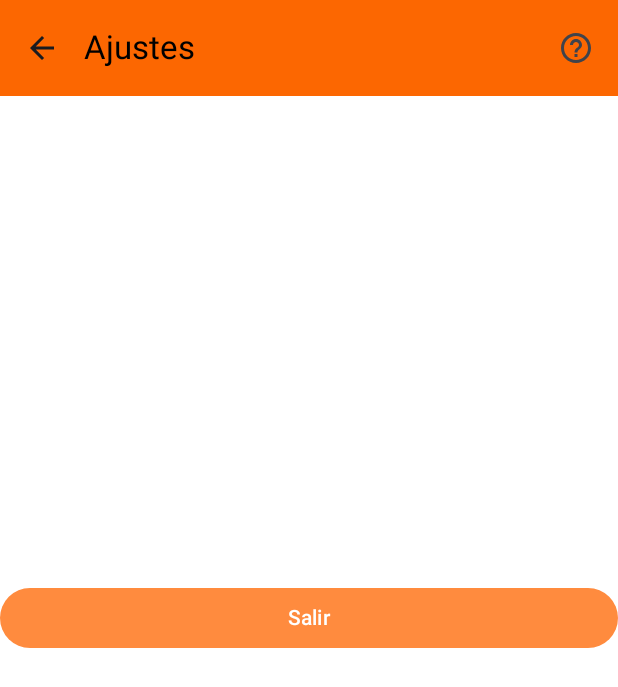
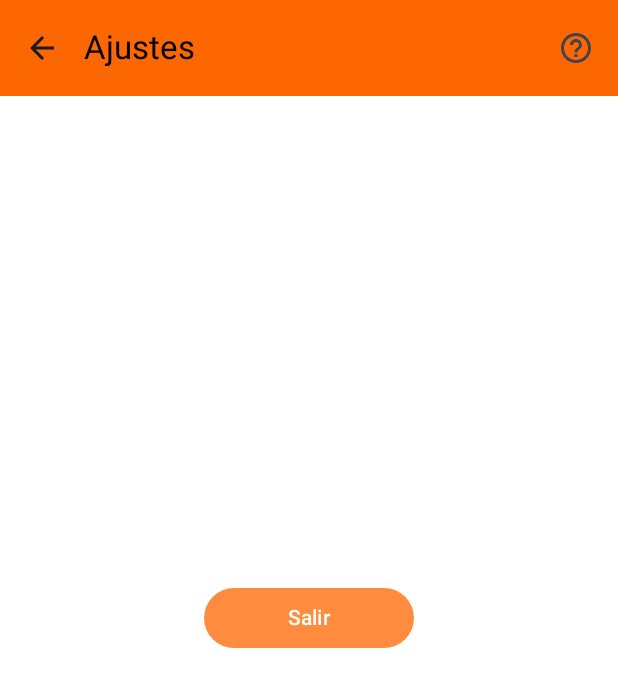
Before and after one commit to LucasTaladrid/PantryToGo, an Android app built with Jetpack Compose: the LogoutScreen screen opened through its navigation route, on a phone screen of 412 x 824 dp. Shown: the top 687 px of the screen. Run offline under Robolectric (Android 15) with nearby library versions, the phone set to English and light mode, and no system bars; our stand-ins replace Dagger/Hilt's generated code, Firebase (no records; nobody signed in at launch, a user with empty details on screens opened directly).

Commit message:
Se añade logout help y modificar su botón

```diff
--- a/app/src/main/java/com/lucasdev/apprecetas/users/ui/logout/LogOutScreen.kt
+++ b/app/src/main/java/com/lucasdev/apprecetas/users/ui/logout/LogOutScreen.kt
@@ -3,13 +3,16 @@ package com.lucasdev.apprecetas.users.ui.logout
 import androidx.compose.foundation.background
 import androidx.compose.foundation.layout.Box
 import androidx.compose.foundation.layout.fillMaxSize
+import androidx.compose.foundation.layout.height
 import androidx.compose.foundation.layout.padding
+import androidx.compose.foundation.layout.width
 import androidx.compose.material3.SnackbarHost
 import androidx.compose.material3.SnackbarHostState
 import androidx.compose.runtime.*
 import androidx.compose.ui.Alignment
 import androidx.compose.ui.Modifier
 import androidx.compose.ui.res.colorResource
+import androidx.compose.ui.unit.dp
 import androidx.hilt.navigation.compose.hiltViewModel
 import com.lucasdev.apprecetas.R
 import com.lucasdev.apprecetas.general.ui.appButtons.AppButton
@@ -55,7 +58,12 @@ fun LogoutScreen(
                             )
                         }
                     },
-                    enabled = !isLoading
+                    enabled = !isLoading,
+                    fullWidth = false,
+                    modifier = Modifier
+                        .width(140.dp)
+                        .height(40.dp)
+
                 )
             }
         }
```
Also changed, not shown: app/src/main/java/com/lucasdev/apprecetas/general/ui/textApp/helpText/LogoutHelp.kt (added, +20 -0 lines).
